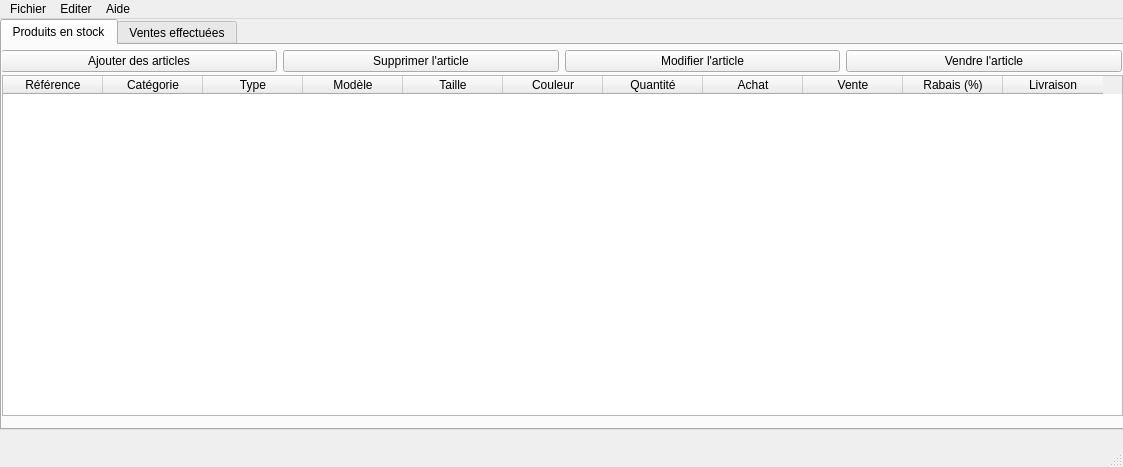
Before: the Qt Designer form GestionDeStock/mainwindow.ui in pawamoy/gestion-de-stock, drawn with Qt 5.
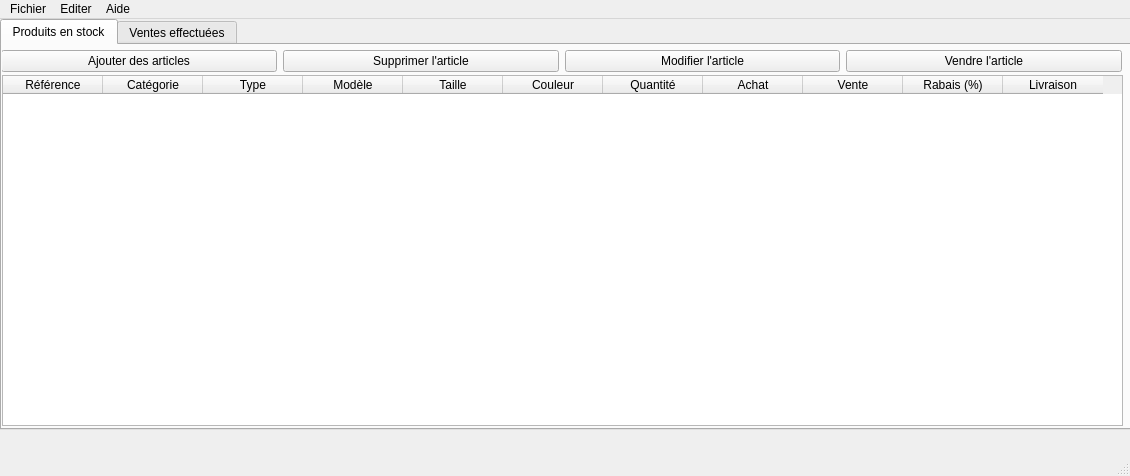
After: the same form once the commit is applied. Icons and pictures are not drawn.

```diff
--- a/GestionDeStock/mainwindow.ui
+++ b/GestionDeStock/mainwindow.ui
@@ -6,8 +6,8 @@
    <rect>
     <x>0</x>
     <y>0</y>
-    <width>1123</width>
-    <height>467</height>
+    <width>1130</width>
+    <height>476</height>
    </rect>
   </property>
   <property name="windowTitle">
@@ -49,7 +49,7 @@
            <x>0</x>
            <y>30</y>
            <width>1121</width>
-           <height>341</height>
+           <height>351</height>
           </rect>
          </property>
          <layout class="QVBoxLayout" name="verticalLayout_2">
@@ -297,7 +297,7 @@
     <rect>
      <x>0</x>
      <y>0</y>
-     <width>1123</width>
+     <width>1130</width>
      <height>29</height>
     </rect>
    </property>
```
Left out of the diff: 3 changed lines with no effect on the pictures.
